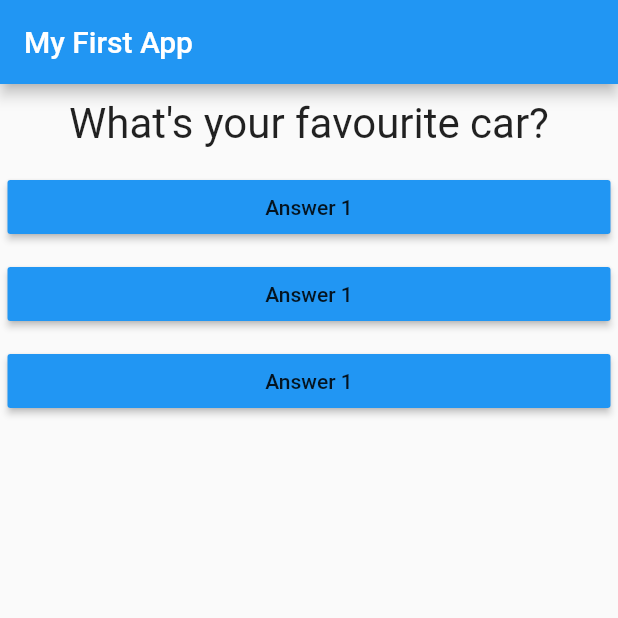
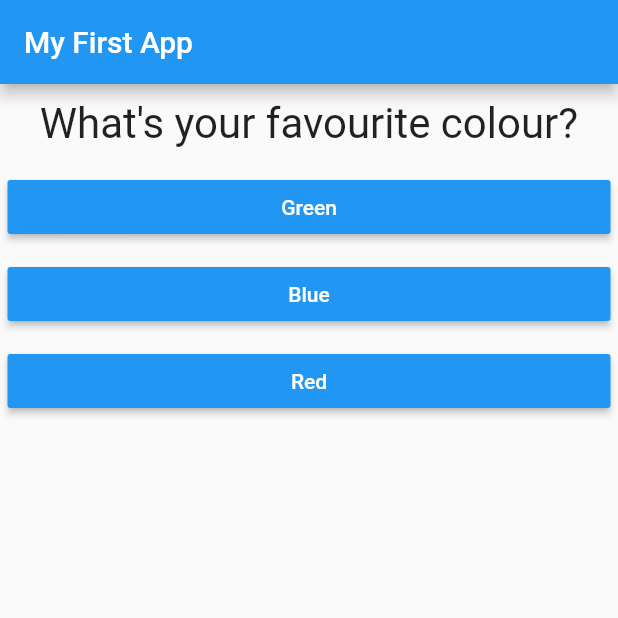
Before and after one commit to Preetam2114/Flutter_basics, a Flutter app: the screen it shows after launch, on a phone screen of 412 x 824 dp, the top half of it. Run offline on Flutter 3.47's test engine with Material 2 defaults, Android fonts, the phone set to English and light mode, and no system bars.

```diff
--- a/lib/answer.dart
+++ b/lib/answer.dart
@@ -2,7 +2,8 @@ import 'package:flutter/material.dart';
 
 class Answer extends StatelessWidget {
   final Function selectHandler;
-  Answer(this.selectHandler);
+  final String answerText;
+  Answer(this.selectHandler, this.answerText);
   @override
   Widget build(BuildContext context) {
     return Container(
@@ -10,7 +11,8 @@ class Answer extends StatelessWidget {
       width: double.infinity,
       child: RaisedButton(
         color: Colors.blue,
-        child: Text('Answer 1'),
+        textColor: Colors.white,
+        child: Text(answerText),
         onPressed: selectHandler,
       ),
     );
--- a/lib/main.dart
+++ b/lib/main.dart
@@ -16,7 +16,7 @@ class _MyAppState extends State<MyApp> {
 
   void _answerQuestion() {
     setState(() {
-      if (_questionInd == 1) {
+      if (_questionInd == 2) {
         _questionInd = 0;
       } else {
         _questionInd += 1;
@@ -28,8 +28,18 @@ class _MyAppState extends State<MyApp> {
   @override
   Widget build(BuildContext context) {
     var questions = [
-      'What\'s your favourite car?',
-      'What\'s your favourite colour?',
+      {
+        'questionText': 'What\'s your favourite colour?',
+        'answers': ['Green', 'Blue', 'Red'],
+      },
+      {
+        'questionText': 'What\'s your favourite car?',
+        'answers': ['BMW', 'Mercedes', 'Audi'],
+      },
+      {
+        'questionText': 'Who\'s your favourite animal?',
+        'answers': ['Elephant', 'Lion', 'Tiger'],
+      },
     ];
     return MaterialApp(
       home: Scaffold(
@@ -38,10 +48,11 @@ class _MyAppState extends State<MyApp> {
           ),
           body: Column(
             children: [
-              Question(questions[_questionInd]),
-              Answer(_answerQuestion),
-              Answer(_answerQuestion),
-              Answer(_answerQuestion),
+              Question(questions[_questionInd]['questionText']),
+              ...(questions[_questionInd]['answers'] as List<String>)
+                  .map((answer) {
+                return Answer(_answerQuestion, answer);
+              }).toList()
             ],
           )),
     );
```
